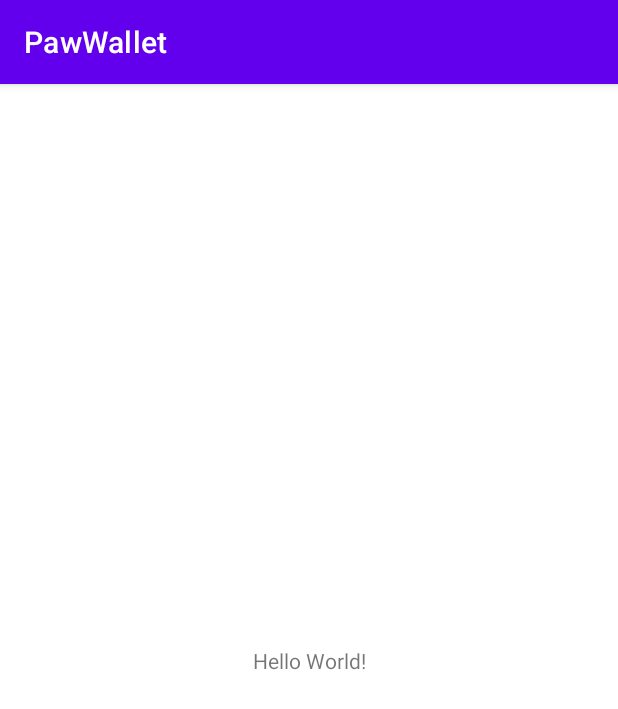
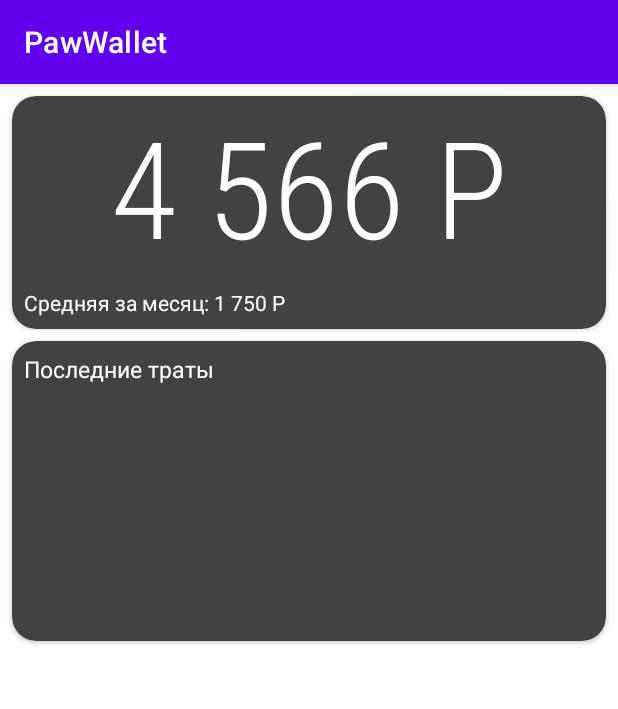
Before and after one commit to EugenAl/PawWallet, an Android app: the screen it shows after launch (MainActivity), on a phone screen of 412 x 824 dp. Shown: the top 709 px of the screen. Run offline under Robolectric (Android 15) with nearby library versions, the phone set to English and light mode, and no system bars.

Commit message:
layout design

```diff
--- a/app/src/main/res/layout/activity_main.xml
+++ b/app/src/main/res/layout/activity_main.xml
@@ -6,13 +6,80 @@
     android:layout_height="match_parent"
     tools:context=".MainActivity">
 
-    <TextView
-        android:layout_width="wrap_content"
+    <androidx.cardview.widget.CardView
+        android:id="@+id/cardView"
+        android:layout_width="0dp"
         android:layout_height="wrap_content"
-        android:text="Hello World!"
-        app:layout_constraintBottom_toBottomOf="parent"
+        android:layout_marginStart="8dp"
+        android:layout_marginTop="8dp"
+        android:layout_marginEnd="8dp"
+        app:cardBackgroundColor="@color/cardview_dark_background"
+        app:cardCornerRadius="16dp"
         app:layout_constraintEnd_toEndOf="parent"
         app:layout_constraintStart_toStartOf="parent"
-        app:layout_constraintTop_toTopOf="parent" />
+        app:layout_constraintTop_toTopOf="parent">
 
+        <LinearLayout
+            android:layout_width="match_parent"
+            android:layout_height="match_parent"
+            android:orientation="vertical">
+
+            <TextView
+                android:id="@+id/textView"
+                android:layout_width="match_parent"
+                android:layout_height="wrap_content"
+                android:fontFamily="sans-serif-condensed-light"
+                android:gravity="center"
+                android:text="4 566 P"
+                android:textAlignment="center"
+                android:textColor="@color/white"
+                android:textSize="90sp" />
+
+            <TextView
+                android:id="@+id/textView2"
+                android:layout_width="match_parent"
+                android:layout_height="wrap_content"
+                android:paddingStart="8dp"
+                android:paddingTop="8dp"
+                android:paddingBottom="8dp"
+                android:text="Средняя за месяц: 1 750 P"
+                android:textColor="@color/white" />
+        </LinearLayout>
+
+    </androidx.cardview.widget.CardView>
+
+    <androidx.cardview.widget.CardView
+        android:id="@+id/recentTransactionsCardView"
+        android:layout_width="0dp"
+        android:layout_height="200dp"
+        android:layout_marginStart="8dp"
+        android:layout_marginTop="8dp"
+        android:layout_marginEnd="8dp"
+        app:cardBackgroundColor="@color/cardview_dark_background"
+        app:cardCornerRadius="16dp"
+        app:layout_constraintEnd_toEndOf="parent"
+        app:layout_constraintStart_toStartOf="parent"
+        app:layout_constraintTop_toBottomOf="@+id/cardView">
+
+        <LinearLayout
+            android:layout_width="match_parent"
+            android:layout_height="match_parent"
+            android:orientation="vertical">
+
+            <TextView
+                android:id="@+id/textView3"
+                android:layout_width="match_parent"
+                android:layout_height="wrap_content"
+                android:padding="8dp"
+                android:text="Последние траты"
+                android:textColor="@color/white"
+                android:textSize="15sp" />
+
+            <androidx.constraintlayout.widget.Barrier
+                android:layout_width="match_parent"
+                android:layout_height="5dp"
+                android:background="#DADADA"
+                app:barrierDirection="top" />
+        </LinearLayout>
+    </androidx.cardview.widget.CardView>
 </androidx.constraintlayout.widget.ConstraintLayout>
```
